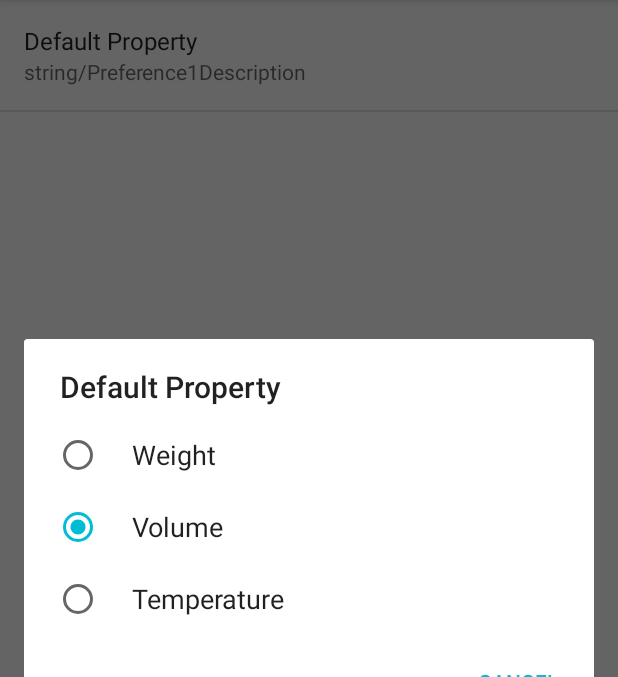
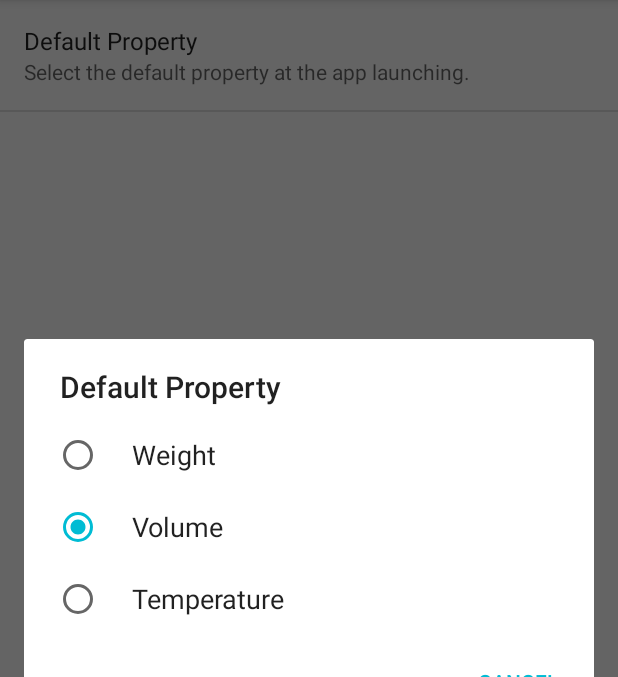
Before and after one commit to jlrods/GisesCookingunitconverter, an Android app: the fragment PreferencesFragment shown on its own in the app's theme, after a tap on "Default Property", on a phone screen of 412 x 824 dp, the part 84-761 px from its top. Run offline under Robolectric (Android 15) with nearby library versions, the phone set to English and light mode, and no system bars.

Commit message:
Fix Preferences 1 Description to be diplayed

```diff
--- a/app/src/main/res/xml/preferences.xml
+++ b/app/src/main/res/xml/preferences.xml
@@ -4,7 +4,7 @@
     <ListPreference
         android:key="intitalProperty"
         android:title="@string/Preference1Title"
-        android:summary="string/Preference1Description"
+        android:summary="@string/Preference1Description"
         android:entries="@array/properties"
         android:entryValues="@array/propertyValues"
         android:defaultValue="1"/>
```
